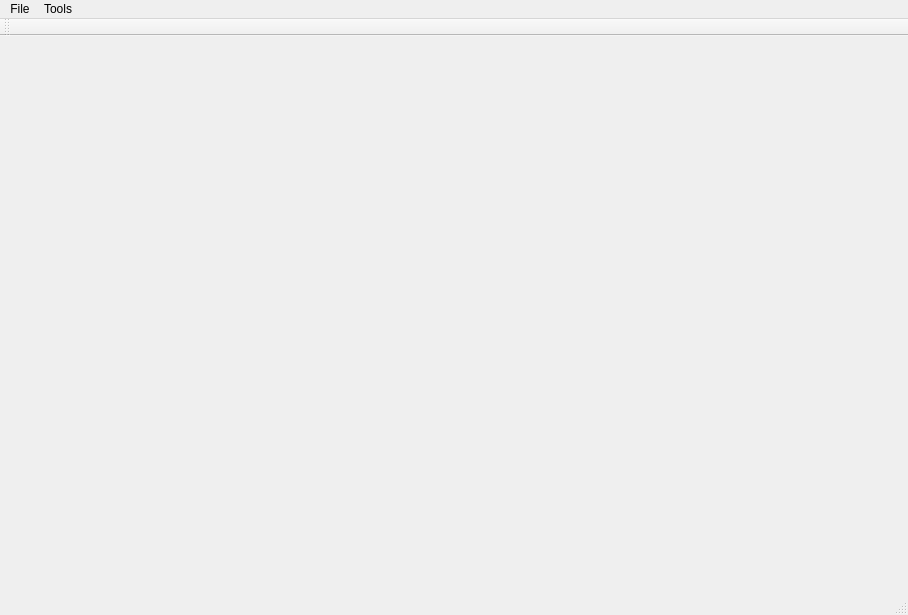
Cvelthoven/EnergyUsage, file EnergyUsage/mainwindow.ui: the form before one commit.
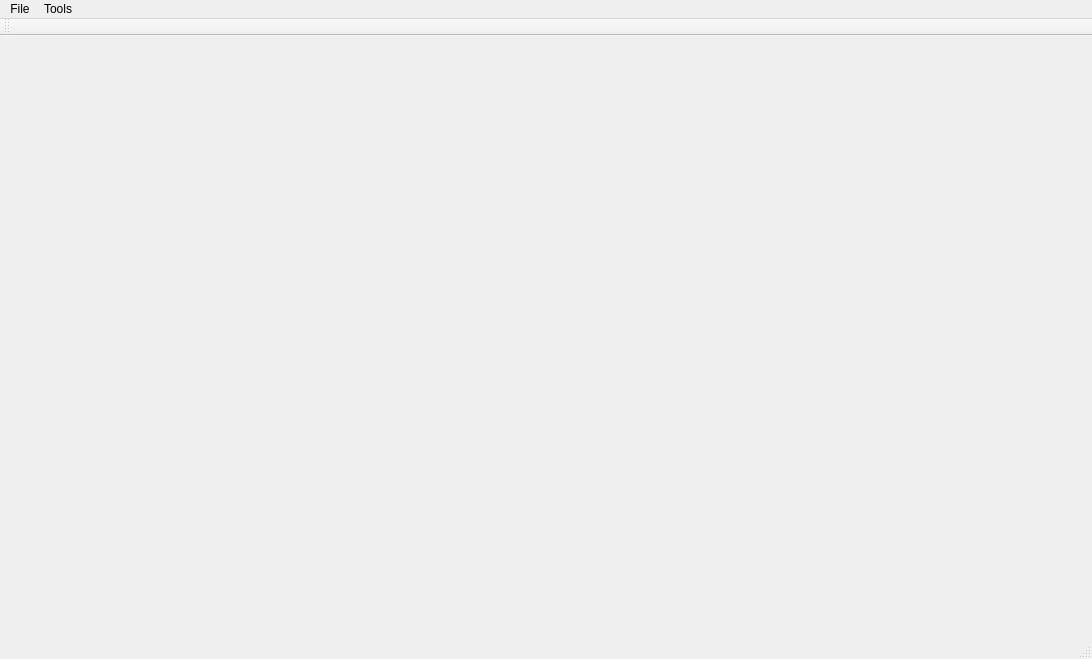
The form after the commit.

```diff
--- a/EnergyUsage/mainwindow.ui
+++ b/EnergyUsage/mainwindow.ui
@@ -6,8 +6,8 @@
    <rect>
     <x>0</x>
     <y>0</y>
-    <width>908</width>
-    <height>615</height>
+    <width>1092</width>
+    <height>659</height>
    </rect>
   </property>
   <property name="windowTitle">
@@ -21,7 +21,7 @@
     <rect>
      <x>0</x>
      <y>0</y>
-     <width>908</width>
+     <width>1092</width>
      <height>22</height>
     </rect>
    </property>
```
